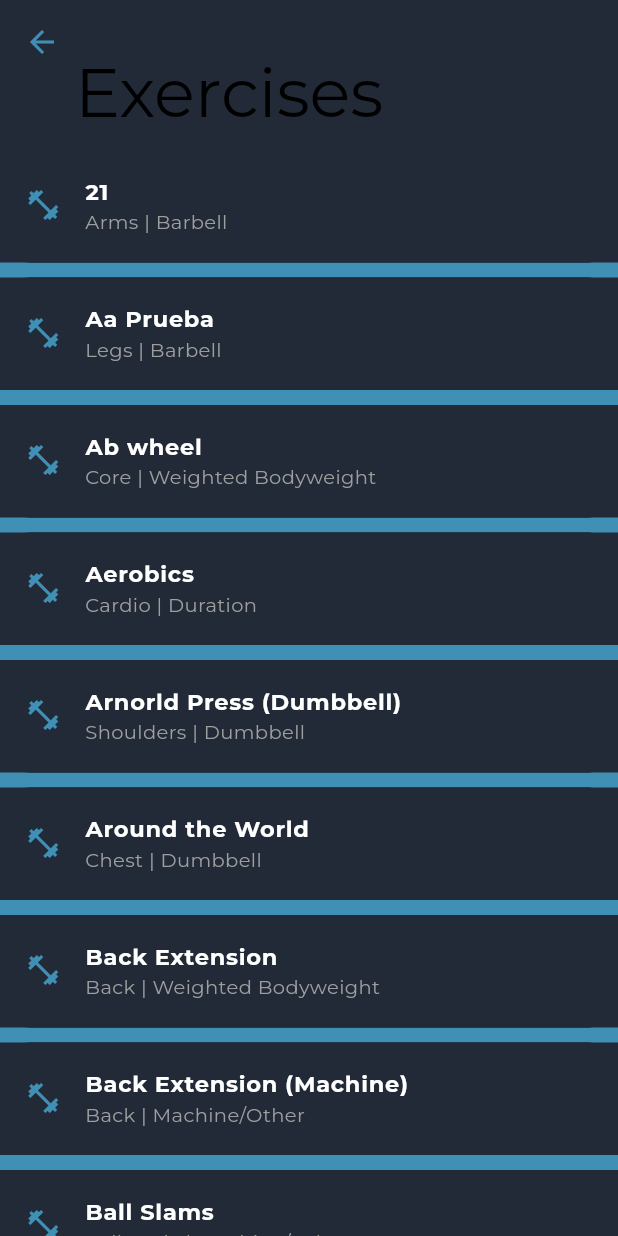
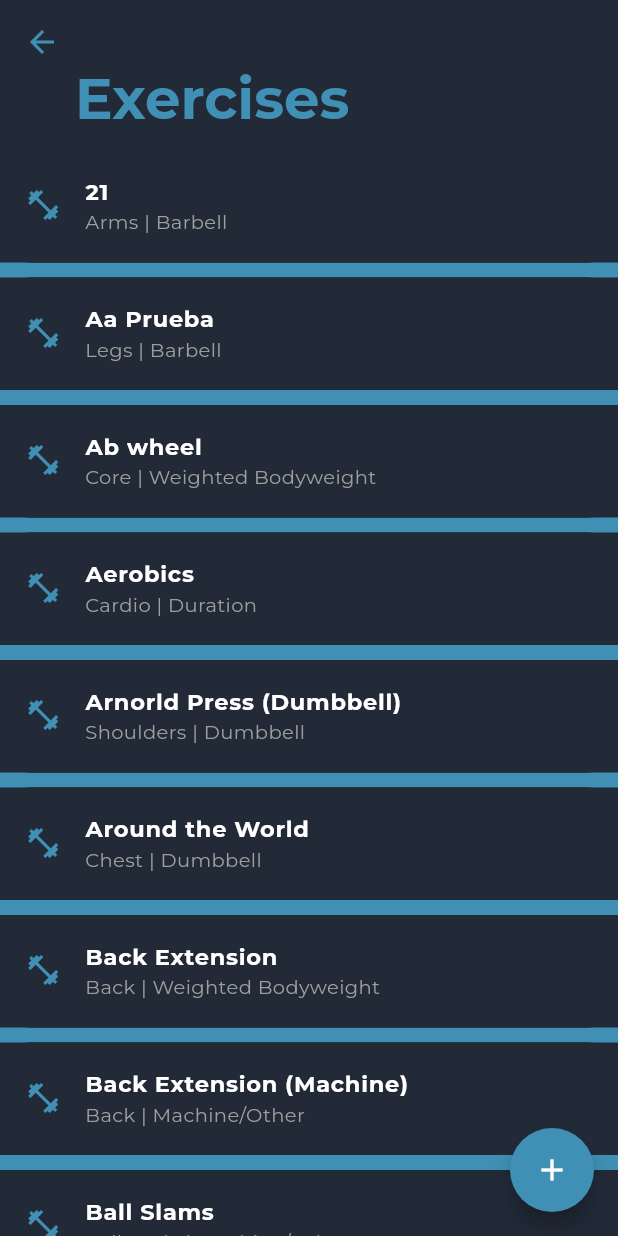
Before and after one commit to gabriel-canals/FitBro, a Flutter app: the ExercisesView screen opened by its route, on a phone screen of 412 x 824 dp. Run offline on Flutter 3.47's test engine with Material 2 defaults, Android fonts, the phone set to English and light mode, and no system bars; our stand-ins replace bloc, cloud_firestore, firebase_auth, firebase_core, flutter_bloc, google_fonts and 1 more; missing offline and left inert: country_flags; accounts and stored records are empty; generated files the repository leaves out were written again.

Commit message:
l10n on create or update exercise

```diff
--- a/lib/utilities/text_fields.dart
+++ b/lib/utilities/text_fields.dart
@@ -62,6 +62,7 @@ class ExerciseNameTextField extends StatelessWidget {
   @override
   Widget build(BuildContext context) {
     return TextField(
+      textCapitalization: TextCapitalization.sentences,
       enabled: custom,
       controller: _titleController,
       keyboardType: TextInputType.multiline,
@@ -73,9 +74,10 @@ class ExerciseNameTextField extends StatelessWidget {
         fontSize: 20,
       ),
       decoration: InputDecoration(
-        helperText: "Default",
+        helperMaxLines: 12,
+        helperText: context.loc.locked_default_exercises,
         helperStyle: TextStyle(fontSize: custom ? 0 : 12, color: Colors.white),
-        labelText: "Exercise name",
+        labelText: context.loc.exercise_name,
         labelStyle: const TextStyle(color: Colors.white),
         enabledBorder: OutlineInputBorder(
           borderSide: const BorderSide(width: 1, color: Colors.grey),
--- a/lib/views/exercise/exercises_view.dart
+++ b/lib/views/exercise/exercises_view.dart
@@ -15,7 +15,9 @@ class _ExercisesViewState extends State<ExercisesView> {
   @override
   Widget build(BuildContext context) {
     var exerciseList = exercises;
-    exerciseList.sort((a, b) => a.name.compareTo(b.name));
+    exerciseList.sort((a, b) {
+      return a.name.toLowerCase().compareTo(b.name.toLowerCase());
+    });
     return Scaffold(
       body: CustomScrollView(
         slivers: [
@@ -27,14 +29,18 @@ class _ExercisesViewState extends State<ExercisesView> {
             flexibleSpace: FlexibleSpaceBar(
               title: Text(
                 context.loc.exercises,
-                style: const TextStyle(fontSize: 30),
+                style: TextStyle(
+                    fontSize: 25,
+                    color: secondaryColor,
+                    fontWeight: FontWeight.bold),
               ),
               titlePadding: const EdgeInsets.only(left: 50, bottom: 10),
             ),
             automaticallyImplyLeading: true,
           ),
           SliverList(
-              delegate: SliverChildBuilderDelegate((context, index) {
+            delegate: SliverChildBuilderDelegate(
+              (context, index) {
                 final exercise = exerciseList.elementAt(index);
                 return Container(
                   height: 75,
@@ -68,9 +74,12 @@ class _ExercisesViewState extends State<ExercisesView> {
                       ),
                     ),
                     onTap: () async {
-                  await Navigator.of(context).push(MaterialPageRoute(
+                      await Navigator.of(context).push(
+                        MaterialPageRoute(
                           builder: (context) =>
-                          CreateUpdateExerciseView(givenExercise: exercise)));
+                              CreateUpdateExerciseView(givenExercise: exercise),
+                        ),
+                      );
                       setState(
                         () {
                           exerciseList = exercises;
@@ -80,8 +89,33 @@ class _ExercisesViewState extends State<ExercisesView> {
                     },
                   ),
                 );
-          }, childCount: exercises.length))
+              },
+              childCount: exercises.length,
+            ),
+          ),
         ],
+      ),
+      floatingActionButton: FloatingActionButton(
+        onPressed: () async {
+          await Navigator.of(context).push(
+            MaterialPageRoute(
+              builder: (context) => const CreateUpdateExerciseView(),
+            ),
+          );
+          setState(
+            () {
+              exerciseList = exercises;
+              exerciseList.sort((a, b) {
+                return a.name.toLowerCase().compareTo(b.name.toLowerCase());
+              });
+            },
+          );
+        },
+        shape: const CircleBorder(),
+        child: const Icon(
+          Icons.add,
+          color: Colors.white,
+        ),
       ),
     );
   }
```
Also changed, not shown: lib/l10n/app_en.arb (+6 -2 lines), lib/l10n/app_es.arb (+6 -1 lines), lib/l10n/app_it.arb (+6 -1 lines), lib/views/exercise/create_update_exercise_view.dart (+4 -3 lines). Lines whose indentation alone changed are shown as unchanged.
